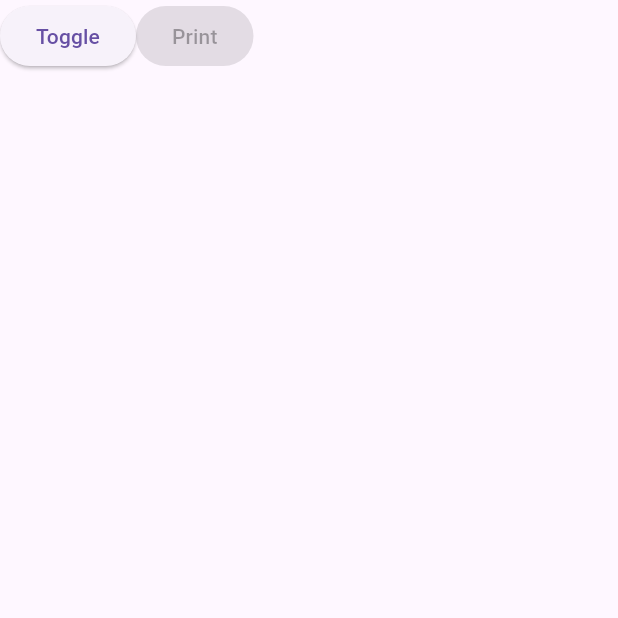
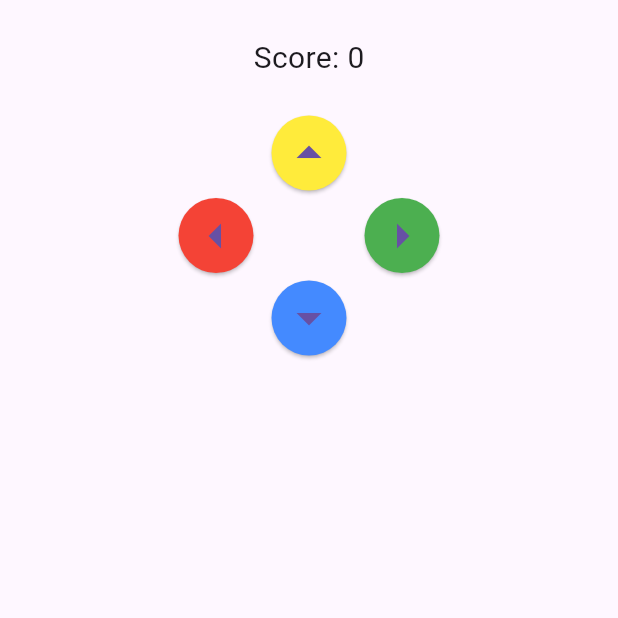
Before and after one commit to BynJerL/My-Simon-Game, a Flutter app: the screen it shows after launch, on a phone screen of 412 x 824 dp, the top half of it. Run offline on Flutter 3.47's test engine with Material 3 defaults, Android fonts, the phone set to English and light mode, and no system bars.

Commit message:
Add Simon Button

```diff
--- a/lib/game.dart
+++ b/lib/game.dart
@@ -6,8 +6,10 @@ class SimonGame extends StatefulWidget {
 }
 
 class _SimonGameState extends State<SimonGame> {
-
+  var myScore = 0;
   bool isActive = false;
+  bool isFail = false;
+  var sequenceList = List.filled(10, 0);
 
   void Toggle(){
     setState(() {
@@ -24,15 +26,78 @@ class _SimonGameState extends State<SimonGame> {
     return Scaffold(
       body: SafeArea(
         child: SingleChildScrollView(
-          child: Row(
+          child: Column(
             children: [
-              ElevatedButton(
-                onPressed: Toggle,
-                child: const Text("Toggle")
+              Padding(
+                padding: const EdgeInsets.all(24.0),
+                child: Text(
+                  "Score: $myScore",
+                  style: TextStyle(
+                    fontSize: 20
+                  ),
+                ),
               ),
               ElevatedButton(
-                onPressed: (isActive == false) ? null : PrintText,
-                child: const Text("Print"))
+                    style: ButtonStyle(
+                      backgroundColor: MaterialStatePropertyAll(Colors.yellow),
+                      fixedSize: MaterialStatePropertyAll(Size(50, 50)),
+                      padding: MaterialStatePropertyAll(EdgeInsets.zero),
+                      shape: MaterialStateProperty.all(CircleBorder())
+                    ),
+                    onPressed: (){},
+                    child: Icon(
+                      Icons.arrow_drop_up,
+                      size: 40,
+                    )
+                  ),
+              Row(
+                mainAxisAlignment: MainAxisAlignment.center,
+                children: [
+                  ElevatedButton(
+                    style: ButtonStyle(
+                      backgroundColor: MaterialStatePropertyAll(Colors.red),
+                      fixedSize: MaterialStatePropertyAll(Size(50, 50)),
+                      padding: MaterialStatePropertyAll(EdgeInsets.zero),
+                      shape: MaterialStateProperty.all(CircleBorder())
+                    ),
+                    onPressed: (){},
+                    child: Icon(
+                      Icons.arrow_left,
+                      size: 40,
+                    )
+                  ),
+                  SizedBox(
+                    width: 60,
+                    height: 60,
+                  ),
+                  ElevatedButton(
+                    style: ButtonStyle(
+                      backgroundColor: MaterialStatePropertyAll(Colors.green),
+                      fixedSize: MaterialStatePropertyAll(Size(50, 50)),
+                      padding: MaterialStatePropertyAll(EdgeInsets.zero),
+                      shape: MaterialStateProperty.all(CircleBorder())
+                    ),
+                    onPressed: (){},
+                    child: Icon(
+                      Icons.arrow_right,
+                      size: 40,
+                    )
+                  )
+                ],
+              ),
+              ElevatedButton(
+                    style: ButtonStyle(
+                      backgroundColor: MaterialStatePropertyAll(Colors.blueAccent),
+                      fixedSize: MaterialStatePropertyAll(Size(50, 50)),
+                      padding: MaterialStatePropertyAll(EdgeInsets.zero),
+                      shape: MaterialStateProperty.all(CircleBorder())
+                    ),
+                    onPressed: (){},
+                    child: Icon(
+                      Icons.arrow_drop_down,
+                      size: 40,
+                    )
+                  ),
             ],
           ),
         )
```
